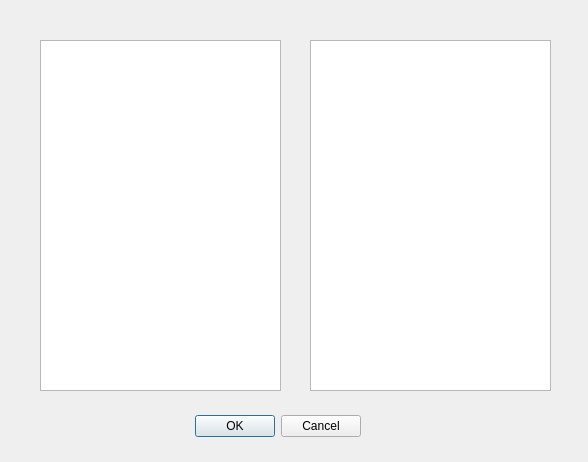
The window that selectPoliciesDialog.ui (impangt/-my1stproj) describes before a commit, drawn with Qt 5.
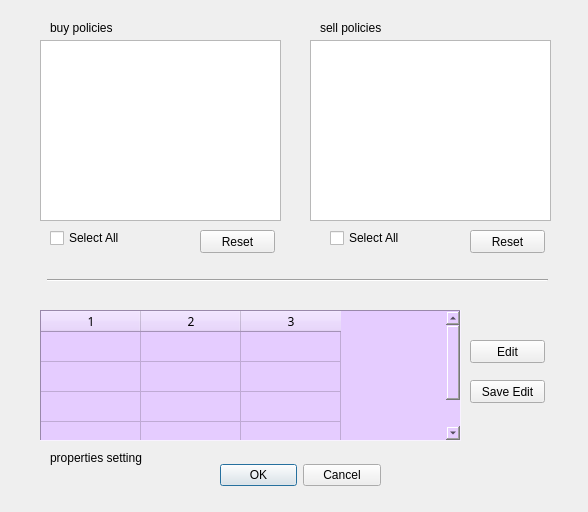
The same window after the commit.

```diff
--- a/selectPoliciesDialog.ui
+++ b/selectPoliciesDialog.ui
@@ -7,7 +7,7 @@
     <x>0</x>
     <y>0</y>
     <width>588</width>
-    <height>462</height>
+    <height>512</height>
    </rect>
   </property>
   <property name="windowTitle">
@@ -16,10 +16,10 @@
   <widget class="QDialogButtonBox" name="buttonBox">
    <property name="geometry">
     <rect>
-     <x>140</x>
-     <y>410</y>
-     <width>221</width>
-     <height>32</height>
+     <x>220</x>
+     <y>460</y>
+     <width>161</width>
+     <height>31</height>
     </rect>
    </property>
    <property name="orientation">
@@ -35,7 +35,7 @@
      <x>40</x>
      <y>40</y>
      <width>241</width>
-     <height>351</height>
+     <height>181</height>
     </rect>
    </property>
   </widget>
@@ -45,10 +45,190 @@
      <x>310</x>
      <y>40</y>
      <width>241</width>
-     <height>351</height>
+     <height>181</height>
     </rect>
    </property>
   </widget>
+  <widget class="QLabel" name="label">
+   <property name="geometry">
+    <rect>
+     <x>50</x>
+     <y>20</y>
+     <width>91</width>
+     <height>16</height>
+    </rect>
+   </property>
+   <property name="text">
+    <string>buy policies</string>
+   </property>
+  </widget>
+  <widget class="QLabel" name="label_2">
+   <property name="geometry">
+    <rect>
+     <x>320</x>
+     <y>20</y>
+     <width>91</width>
+     <height>16</height>
+    </rect>
+   </property>
+   <property name="text">
+    <string>sell policies</string>
+   </property>
+  </widget>
+  <widget class="QCheckBox" name="checkBoxBuySelectAll">
+   <property name="geometry">
+    <rect>
+     <x>50</x>
+     <y>230</y>
+     <width>111</width>
+     <height>16</height>
+    </rect>
+   </property>
+   <property name="text">
+    <string>Select All</string>
+   </property>
+  </widget>
+  <widget class="QCheckBox" name="checkBoxSellSelectAll">
+   <property name="geometry">
+    <rect>
+     <x>330</x>
+     <y>230</y>
+     <width>111</width>
+     <height>16</height>
+    </rect>
+   </property>
+   <property name="text">
+    <string>Select All</string>
+   </property>
+  </widget>
+  <widget class="QPushButton" name="pushButton">
+   <property name="geometry">
+    <rect>
+     <x>200</x>
+     <y>230</y>
+     <width>75</width>
+     <height>23</height>
+    </rect>
+   </property>
+   <property name="text">
+    <string>Reset</string>
+   </property>
+  </widget>
+  <widget class="QTableWidget" name="tableWidget">
+   <property name="geometry">
+    <rect>
+     <x>40</x>
+     <y>310</y>
+     <width>421</width>
+     <height>131</height>
+    </rect>
+   </property>
+   <property name="font">
+    <font>
+     <family>微软雅黑</family>
+     <pointsize>9</pointsize>
+    </font>
+   </property>
+   <property name="autoFillBackground">
+    <bool>true</bool>
+   </property>
+   <property name="styleSheet">
+    <string notr="true">Background-color:rgb(229,204,255)</string>
+   </property>
+   <property name="frameShape">
+    <enum>QFrame::Panel</enum>
+   </property>
+   <property name="showGrid">
+    <bool>true</bool>
+   </property>
+   <property name="rowCount">
+    <number>4</number>
+   </property>
+   <property name="columnCount">
+    <number>3</number>
+   </property>
+   <attribute name="horizontalHeaderVisible">
+    <bool>true</bool>
+   </attribute>
+   <attribute name="verticalHeaderVisible">
+    <bool>false</bool>
+   </attribute>
+   <attribute name="verticalHeaderHighlightSections">
+    <bool>true</bool>
+   </attribute>
+   <row/>
+   <row/>
+   <row/>
+   <row/>
+   <column/>
+   <column/>
+   <column/>
+  </widget>
+  <widget class="QPushButton" name="pushButton_2">
+   <property name="geometry">
+    <rect>
+     <x>470</x>
+     <y>230</y>
+     <width>75</width>
+     <height>23</height>
+    </rect>
+   </property>
+   <property name="text">
+    <string>Reset</string>
+   </property>
+  </widget>
+  <widget class="QLabel" name="label_3">
+   <property name="geometry">
+    <rect>
+     <x>50</x>
+     <y>450</y>
+     <width>161</width>
+     <height>16</height>
+    </rect>
+   </property>
+   <property name="text">
+    <string>properties setting</string>
+   </property>
+  </widget>
+  <widget class="QPushButton" name="pushButton_3">
+   <property name="geometry">
+    <rect>
+     <x>470</x>
+     <y>340</y>
+     <width>75</width>
+     <height>23</height>
+    </rect>
+   </property>
+   <property name="text">
+    <string>Edit</string>
+   </property>
+  </widget>
+  <widget class="QPushButton" name="pushButton_4">
+   <property name="geometry">
+    <rect>
+     <x>470</x>
+     <y>380</y>
+     <width>75</width>
+     <height>23</height>
+    </rect>
+   </property>
+   <property name="text">
+    <string>Save Edit</string>
+   </property>
+  </widget>
+  <widget class="Line" name="line">
+   <property name="geometry">
+    <rect>
+     <x>47</x>
+     <y>270</y>
+     <width>501</width>
+     <height>20</height>
+    </rect>
+   </property>
+   <property name="orientation">
+    <enum>Qt::Horizontal</enum>
+   </property>
+  </widget>
  </widget>
  <resources/>
  <connections>
```
Left out of the diff: 31 changed lines with no effect on the pictures.
